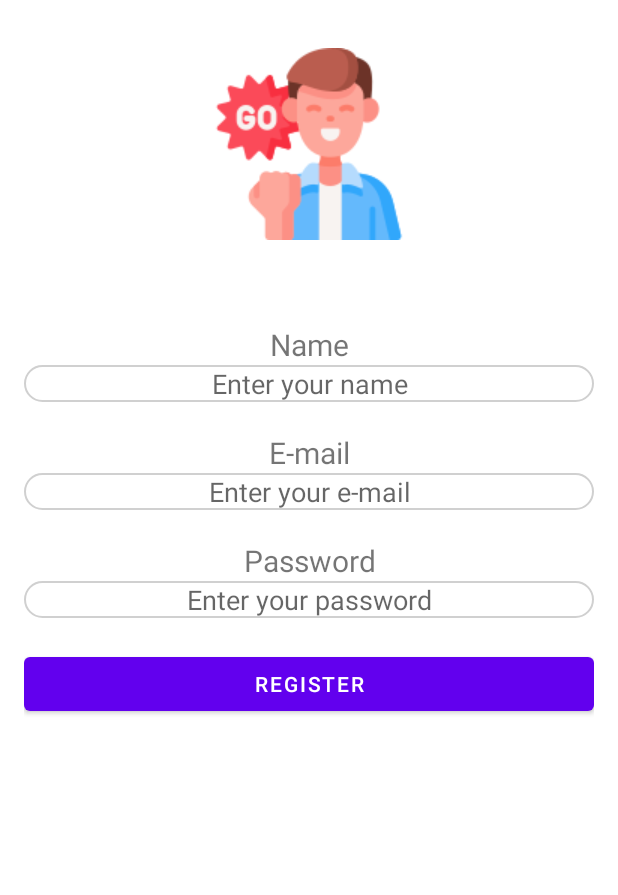
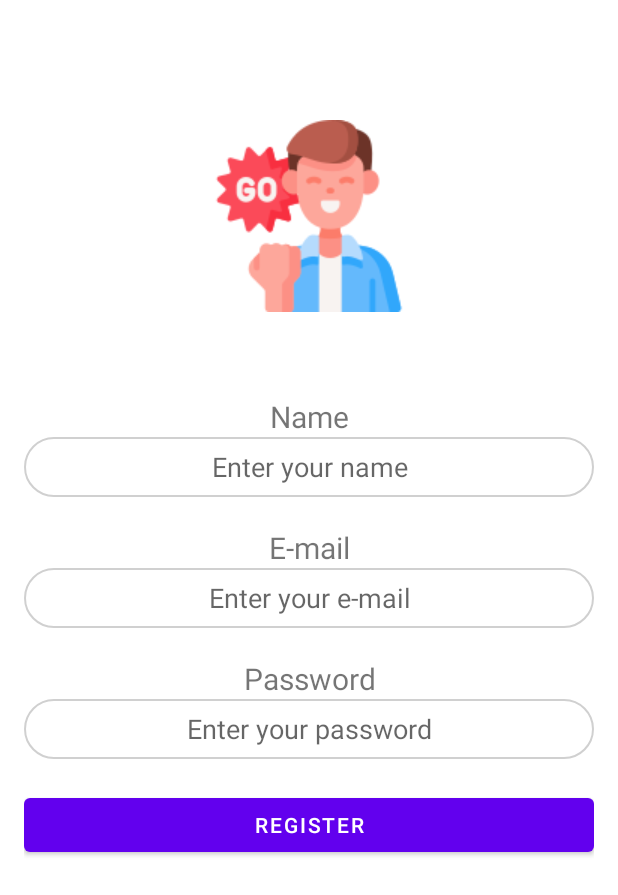
Before and after one commit to ozancanguz/Motivate-Me-App, an Android app: the RegisterActivity screen opened directly, with no data from a screen before it, on a phone screen of 412 x 824 dp. Shown: the top 895 px of the screen. Run offline under Robolectric (Android 15) with nearby library versions, the phone set to English and light mode, and no system bars; our stand-ins replace Firebase (no records; nobody signed in at launch, a user with empty details on screens opened directly).

Commit message:
-Firebase register implemented

```diff
--- a/app/src/main/java/com/ozancanguz/motivate_me_app/ui/register/RegisterActivity.kt
+++ b/app/src/main/java/com/ozancanguz/motivate_me_app/ui/register/RegisterActivity.kt
@@ -1,12 +1,24 @@
 package com.ozancanguz.motivate_me_app.ui.register
 
+import android.content.Intent
 import androidx.appcompat.app.AppCompatActivity
 import android.os.Bundle
+import android.view.View
+import android.widget.Toast
+import com.google.firebase.FirebaseApp
+import com.google.firebase.auth.FirebaseAuth
+import com.google.firebase.auth.ktx.auth
+import com.google.firebase.ktx.Firebase
 import com.ozancanguz.motivate_me_app.databinding.ActivityLoginBinding
 import com.ozancanguz.motivate_me_app.databinding.ActivityRegisterBinding
+import com.ozancanguz.motivate_me_app.ui.login.LoginActivity
+import com.ozancanguz.motivate_me_app.ui.main.MainActivity
 
 class RegisterActivity : AppCompatActivity() {
     private lateinit var binding: ActivityRegisterBinding
+
+    private lateinit var auth: FirebaseAuth
+
 
     override fun onCreate(savedInstanceState: Bundle?) {
         super.onCreate(savedInstanceState)
@@ -14,6 +26,41 @@ class RegisterActivity : AppCompatActivity() {
         val view = binding.root
         setContentView(view)
 
+        FirebaseApp.initializeApp(this)
+        // Initialize Firebase Auth
+        auth = Firebase.auth
+
+        // user sign up
+        register()
+
+
+    }
+
+    private fun register() {
+        binding.registerButton.setOnClickListener {
+            binding.progressBar.visibility= View.VISIBLE
+
+            val name = binding.nameEditText.text.toString()
+            val email = binding.emailEditText.text.toString()
+            val password = binding.passwordEditText.text.toString()
+            if (email.isEmpty() || password.isEmpty()) {
+                Toast.makeText(this, "E-mail or password empty", Toast.LENGTH_LONG).show()
+                binding.progressBar.visibility= View.INVISIBLE
+
+            } else {
+                auth.createUserWithEmailAndPassword(email, password).addOnSuccessListener {
+
+                    val intent = Intent(this@RegisterActivity, LoginActivity::class.java)
+                    startActivity(intent)
+                    binding.progressBar.visibility= View.INVISIBLE
+
+                }.addOnFailureListener {
+                    Toast.makeText(this@RegisterActivity, it.localizedMessage, Toast.LENGTH_LONG)
+                        .show()
+                }
+            }
+        }
+
 
     }
 }
--- a/app/src/main/res/layout/activity_login.xml
+++ b/app/src/main/res/layout/activity_login.xml
@@ -5,14 +5,14 @@
     xmlns:tools="http://schemas.android.com/tools"
     android:orientation="vertical"
     tools:context=".ui.login.LoginActivity"
-    android:layout_marginTop="250dp"
+     android:gravity="center"
     android:padding="16dp">
 
     <ImageView
         android:layout_width="match_parent"
         android:layout_height="wrap_content"
         android:layout_gravity="center_horizontal"
-        android:layout_marginBottom="40dp"
+        android:layout_marginBottom="50dp"
         android:src="@drawable/mylogo" />
 
     <EditText
--- a/app/src/main/res/layout/activity_register.xml
+++ b/app/src/main/res/layout/activity_register.xml
@@ -7,6 +7,13 @@
     android:layout_marginTop="120dp"
     tools:context=".ui.register.RegisterActivity"
     xmlns:android="http://schemas.android.com/apk/res/android">
+
+    <ProgressBar
+        android:id="@+id/progressBar"
+        style="?android:attr/progressBarStyle"
+        android:layout_width="match_parent"
+        android:layout_height="wrap_content"
+        android:visibility="invisible" />
 
     <ImageView
         android:layout_width="match_parent"
@@ -28,7 +35,7 @@
     <EditText
         android:id="@+id/nameEditText"
         android:layout_width="match_parent"
-        android:layout_height="wrap_content"
+        android:layout_height="40dp"
         android:gravity="center"
         android:background="@drawable/round_corners"
           android:layout_marginBottom="20dp"
@@ -46,7 +53,7 @@
     <EditText
         android:id="@+id/emailEditText"
         android:layout_width="match_parent"
-        android:layout_height="wrap_content"
+        android:layout_height="40dp"
         android:gravity="center"
         android:layout_marginBottom="20dp"
 android:background="@drawable/round_corners"
@@ -66,7 +73,7 @@ android:background="@drawable/round_corners"
         android:gravity="center"
         android:layout_marginBottom="20dp"
 android:background="@drawable/round_corners"
-        android:layout_height="wrap_content"
+        android:layout_height="40dp"
         android:hint="Enter your password"
         android:inputType="textPassword"/>
 
```
